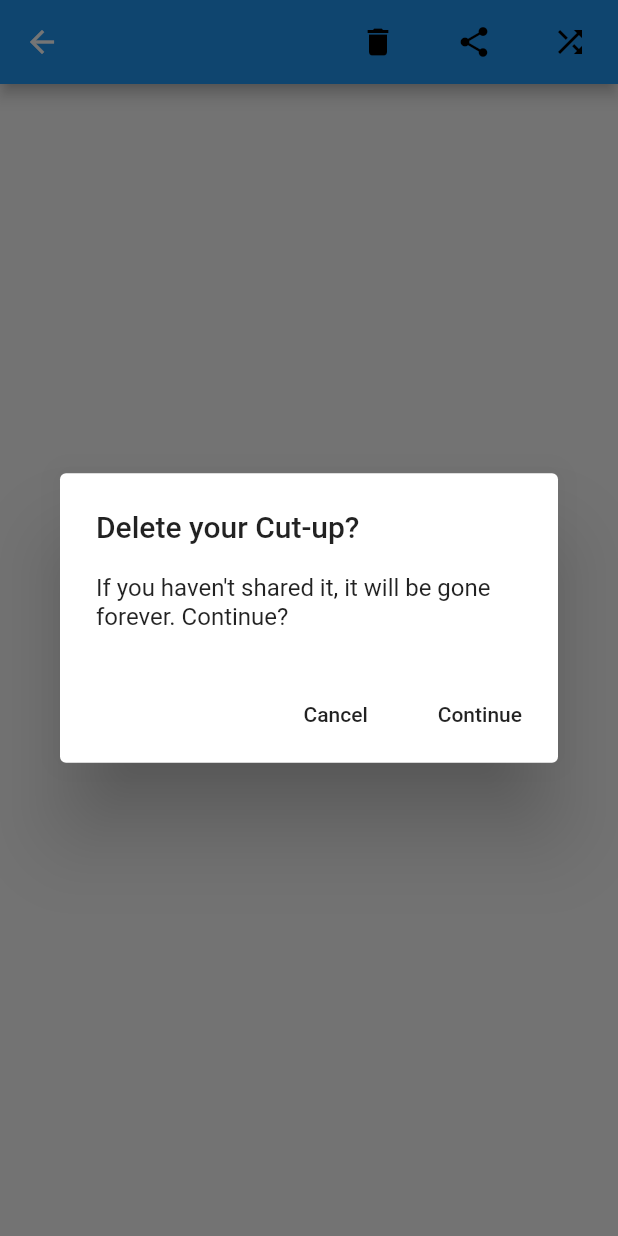
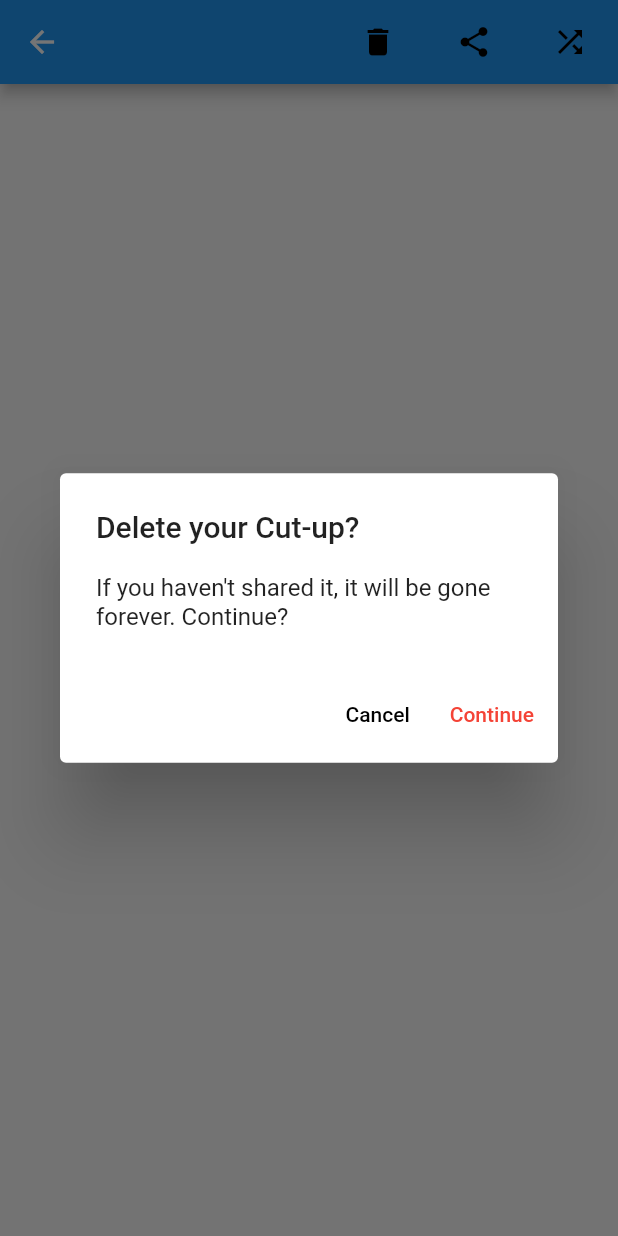
Before and after one commit to geoffrymichael/flutter_cut_ups, a Flutter app: the EditingScreen screen opened directly, after a tap on the "delete" icon, on a phone screen of 412 x 824 dp. Run offline on Flutter 3.47's test engine with Material 2 defaults, Android fonts, the phone set to English and light mode, and no system bars; our stand-ins replace share; statements that could not run were skipped.

Commit message:
Changed flatbuttons in alert dialog into textbuttons

```diff
--- a/lib/screens/editing_screen.dart
+++ b/lib/screens/editing_screen.dart
@@ -40,21 +40,44 @@ class _EditingScreenState extends State<EditingScreen> {
 
   showAlertDialog(BuildContext context) {
     // set up the buttons
-    Widget cancelButton = FlatButton(
-      child: Text("Cancel"),
+
+    Widget cancelButton = TextButton(
       onPressed: () {
         Navigator.of(context).pop();
       },
+      child: Text(
+        'Cancel',
+        style: TextStyle(color: Colors.black),
+      ),
     );
-    Widget continueButton = FlatButton(
-      child: Text("Continue"),
+
+    Widget continueButton = TextButton(
       onPressed: () {
         setState(() {
           listForList.clear();
+          Navigator.of(context).pop();
         });
-        Navigator.of(context).pop();
       },
+      child: Text(
+        'Continue',
+        style: TextStyle(color: Colors.red),
+      ),
     );
+    // Widget cancelButton = FlatButton(
+    //   child: Text("Cancel"),
+    //   onPressed: () {
+    //     Navigator.of(context).pop();
+    //   },
+    // );
+    // Widget continueButton = FlatButton(
+    //   child: Text("Continue"),
+    //   onPressed: () {
+    //     setState(() {
+    //       listForList.clear();
+    //     });
+    //     Navigator.of(context).pop();
+    //   },
+    // );
 
     // set up the AlertDialog
     AlertDialog alert = AlertDialog(
```
